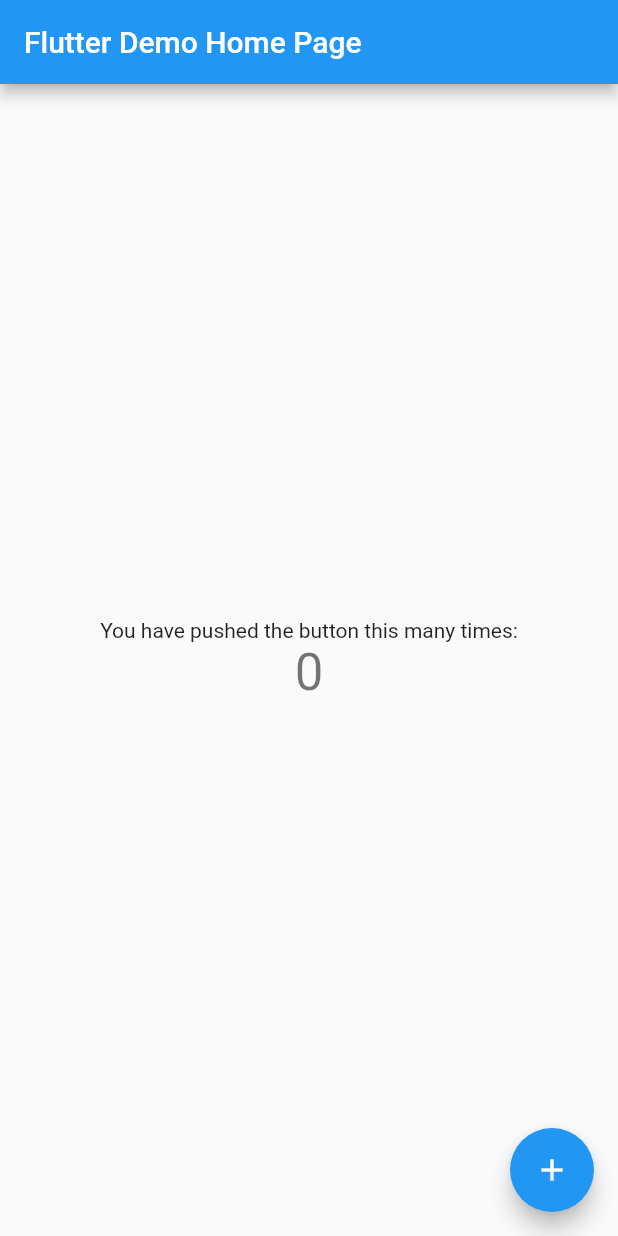
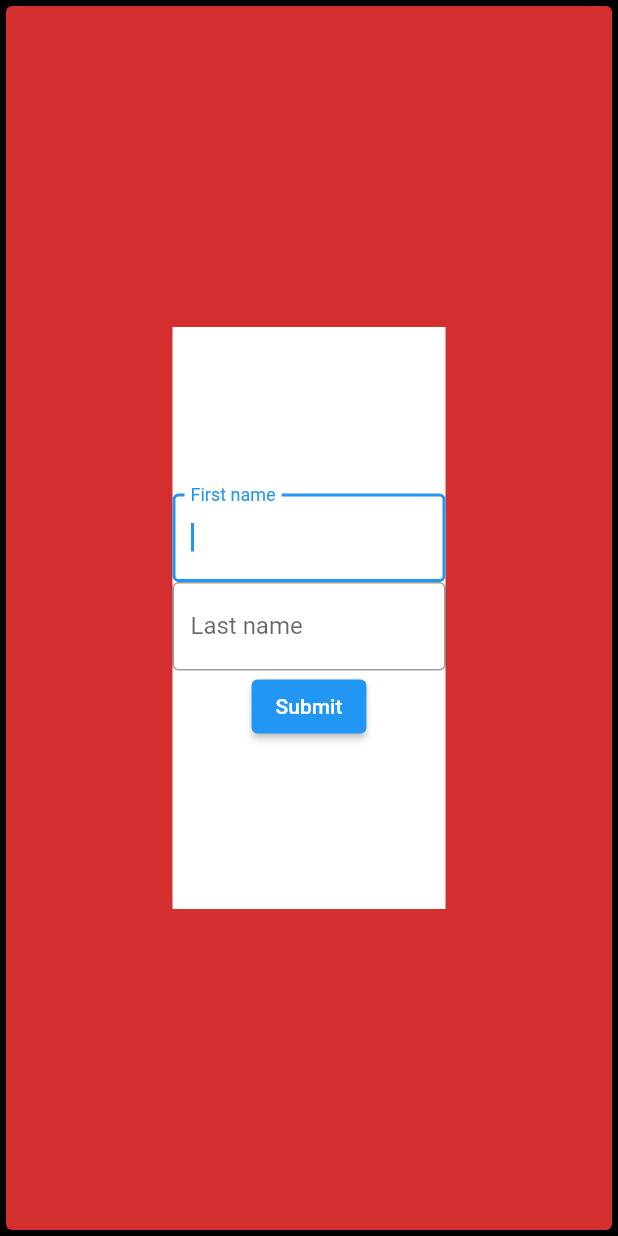
Before and after one commit to apettyjohn/campus_shuttle, a Flutter app: the screen it shows after launch, on a phone screen of 412 x 824 dp. Run offline on Flutter 3.47's test engine with Material 2 defaults, Android fonts, the phone set to English and light mode, and no system bars.

Commit message:
Created basic login page elements

```diff
--- /dev/null
+++ b/lib/login.dart
@@ -0,0 +1,82 @@
+import 'package:flutter/material.dart';
+
+class LoginPage extends StatefulWidget {
+  const LoginPage({Key? key, required this.title}) : super(key: key);
+  final String title;
+
+  @override
+  State<LoginPage> createState() => _LoginPageState();
+}
+
+class _LoginPageState extends State<LoginPage> {
+  bool _submit = false;
+  String _firstName = '';
+  String _lastName = '';
+  TextEditingController nameController = TextEditingController();
+
+  void _toggleSubmit() {
+    setState(() {});
+  }
+
+  @override
+  Widget build(BuildContext context) {
+    return Material(
+      color: Colors.black,
+      child: SafeArea(
+        child: SizedBox.expand(
+          child: Card(
+            color: Colors.red[700],
+            elevation: 10,
+            child: FractionallySizedBox(
+              widthFactor: 0.5,
+              heightFactor: 0.5,
+              child: Container(
+                //decoration: const BoxDecoration(
+                //borderRadius: BorderRadius.all(Radius.circular(20))),
+                color: Colors.white,
+                margin: const EdgeInsets.all(10),
+                child: Column(
+                  mainAxisAlignment: MainAxisAlignment.center,
+                  children: [
+                    TextField(
+                      autofocus: true,
+                      controller: nameController,
+                      decoration: const InputDecoration(
+                        border: OutlineInputBorder(),
+                        labelText: 'First name',
+                      ),
+                      onChanged: (text) {
+                        setState(() {
+                          _firstName = text;
+                        });
+                      },
+                    ),
+                    TextField(
+                      controller: nameController,
+                      decoration: const InputDecoration(
+                        border: OutlineInputBorder(),
+                        labelText: 'Last name',
+                      ),
+                      onChanged: (text) {
+                        setState(() {
+                          _lastName = text;
+                        });
+                      },
+                    ),
+                    ElevatedButton(
+                      onPressed: () {},
+                      child: const Text(
+                        'Submit',
+                        textAlign: TextAlign.center,
+                      ),
+                    )
+                  ],
+                ),
+              ),
+            ),
+          ),
+        ),
+      ),
+    );
+  }
+}
--- a/lib/main.dart
+++ b/lib/main.dart
@@ -1,8 +1,7 @@
 import 'package:flutter/material.dart';
+import 'login.dart';
 
-void main() {
-  runApp(const MyApp());
-}
+void main() => runApp(const MyApp());
 
 class MyApp extends StatelessWidget {
   const MyApp({Key? key}) : super(key: key);
@@ -13,103 +12,9 @@ class MyApp extends StatelessWidget {
     return MaterialApp(
       title: 'Flutter Demo',
       theme: ThemeData(
-        // This is the theme of your application.
-        //
-        // Try running your application with "flutter run". You'll see the
-        // application has a blue toolbar. Then, without quitting the app, try
-        // changing the primarySwatch below to Colors.green and then invoke
-        // "hot reload" (press "r" in the console where you ran "flutter run",
-        // or simply save your changes to "hot reload" in a Flutter IDE).
-        // Notice that the counter didn't reset back to zero; the application
-        // is not restarted.
         primarySwatch: Colors.blue,
       ),
-      home: const MyHomePage(title: 'Flutter Demo Home Page'),
+      home: const LoginPage(title: 'Flutter Demo Home Page'),
     );
   }
 }
-
-class MyHomePage extends StatefulWidget {
-  const MyHomePage({Key? key, required this.title}) : super(key: key);
-
-  // This widget is the home page of your application. It is stateful, meaning
-  // that it has a State object (defined below) that contains fields that affect
-  // how it looks.
-
-  // This class is the configuration for the state. It holds the values (in this
-  // case the title) provided by the parent (in this case the App widget) and
-  // used by the build method of the State. Fields in a Widget subclass are
-  // always marked "final".
-
-  final String title;
-
-  @override
-  State<MyHomePage> createState() => _MyHomePageState();
-}
-
-class _MyHomePageState extends State<MyHomePage> {
-  int _counter = 0;
-
-  void _incrementCounter() {
-    setState(() {
-      // This call to setState tells the Flutter framework that something has
-      // changed in this State, which causes it to rerun the build method below
-      // so that the display can reflect the updated values. If we changed
-      // _counter without calling setState(), then the build method would not be
-      // called again, and so nothing would appear to happen.
-      _counter++;
-    });
-  }
-
-  @override
-  Widget build(BuildContext context) {
-    // This method is rerun every time setState is called, for instance as done
-    // by the _incrementCounter method above.
-    //
-    // The Flutter framework has been optimized to make rerunning build methods
-    // fast, so that you can just rebuild anything that needs updating rather
-    // than having to individually change instances of widgets.
-    return Scaffold(
-      appBar: AppBar(
-        // Here we take the value from the MyHomePage object that was created by
-        // the App.build method, and use it to set our appbar title.
-        title: Text(widget.title),
-      ),
-      body: Center(
-        // Center is a layout widget. It takes a single child and positions it
-        // in the middle of the parent.
-        child: Column(
-          // Column is also a layout widget. It takes a list of children and
-          // arranges them vertically. By default, it sizes itself to fit its
-          // children horizontally, and tries to be as tall as its parent.
-          //
-          // Invoke "debug painting" (press "p" in the console, choose the
-          // "Toggle Debug Paint" action from the Flutter Inspector in Android
-          // Studio, or the "Toggle Debug Paint" command in Visual Studio Code)
-          // to see the wireframe for each widget.
-          //
-          // Column has various properties to control how it sizes itself and
-          // how it positions its children. Here we use mainAxisAlignment to
-          // center the children vertically; the main axis here is the vertical
-          // axis because Columns are vertical (the cross axis would be
-          // horizontal).
-          mainAxisAlignment: MainAxisAlignment.center,
-          children: <Widget>[
-            const Text(
-              'You have pushed the button this many times:',
-            ),
-            Text(
-              '$_counter',
-              style: Theme.of(context).textTheme.headline4,
-            ),
-          ],
-        ),
-      ),
-      floatingActionButton: FloatingActionButton(
-        onPressed: _incrementCounter,
-        tooltip: 'Increment',
-        child: const Icon(Icons.add),
-      ), // This trailing comma makes auto-formatting nicer for build methods.
-    );
-  }
-}
```
Also changed, not shown: CMakeLists.txt (added, +11 -0 lines), pubspec.yaml (+5 -2 lines), 1 other file.
